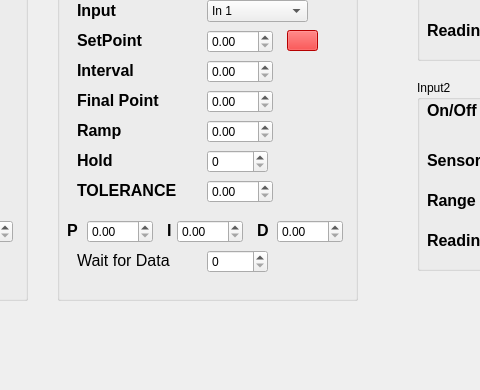
First picture: the form in mainwindow.ui, repository rohitranjan017/Interfacing-and-Data-Acquisition-from-Scientific-Instruments, before the edit; both pictures show x 323 to 803 and y 367 to 757 of the 1316 by 757 pixel window.
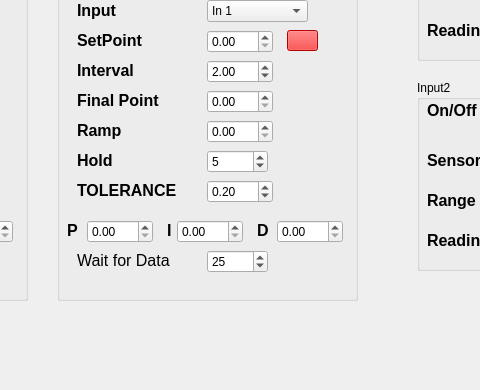
Second picture: the form after the edit. Icons and pictures are not drawn.

The edit to the form file:
```diff
--- a/mainwindow.ui
+++ b/mainwindow.ui
@@ -845,6 +845,9 @@
      <property name="maximum">
       <double>1000.000000000000000</double>
      </property>
+     <property name="value">
+      <double>2.000000000000000</double>
+     </property>
     </widget>
     <widget class="QLabel" name="label_26">
      <property name="geometry">
@@ -1609,6 +1612,9 @@
      <property name="maximum">
       <double>1000.000000000000000</double>
      </property>
+     <property name="value">
+      <double>0.200000000000000</double>
+     </property>
     </widget>
     <widget class="QLabel" name="label_66">
      <property name="geometry">
@@ -1683,6 +1689,12 @@
        <height>23</height>
       </rect>
      </property>
+     <property name="correctionMode">
+      <enum>QAbstractSpinBox::CorrectToNearestValue</enum>
+     </property>
+     <property name="value">
+      <number>5</number>
+     </property>
     </widget>
     <widget class="QLabel" name="label_67">
      <property name="geometry">
@@ -1711,6 +1723,9 @@
        <height>23</height>
       </rect>
      </property>
+     <property name="value">
+      <number>25</number>
+     </property>
     </widget>
    </widget>
    <widget class="QGroupBox" name="groupBox_3">
```
Left out of the diff: 2 changed lines with no effect on the pictures.
